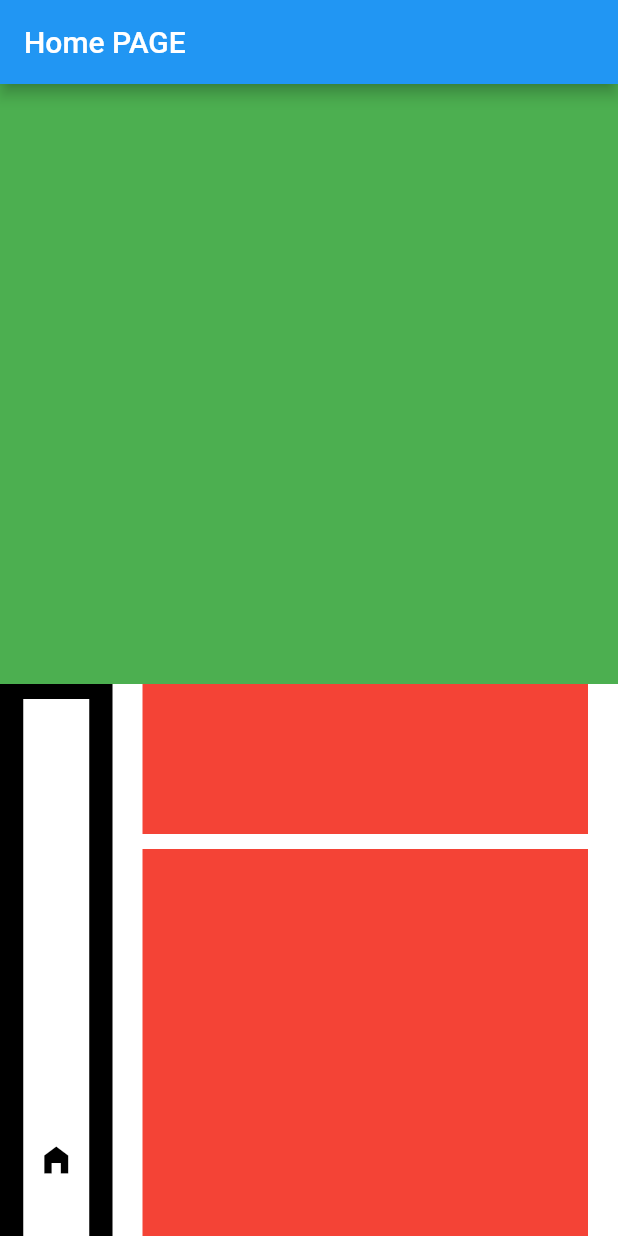
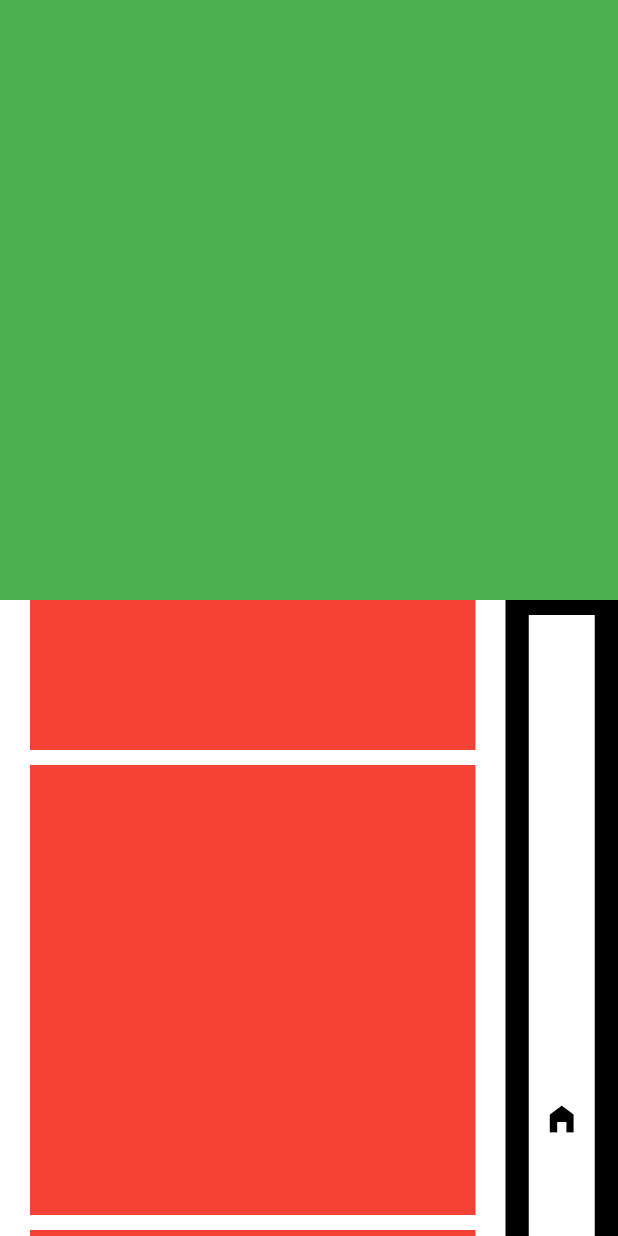
Before and after one commit to Tri7Ratops/flutter_side_navbar, a Flutter app: the screen it shows after launch, on a phone screen of 412 x 824 dp. Run offline on Flutter 3.47's test engine with Material 2 defaults, Android fonts, the phone set to English and light mode, and no system bars; drawn by our look-alikes of scroll_to_index; our stand-ins replace equatable, visibility_detector.

Commit message:
[+] option appBarIsShown

```diff
--- a/example/lib/screens/home.dart
+++ b/example/lib/screens/home.dart
@@ -7,15 +7,11 @@ class HomeScreen extends StatelessWidget {
     return SafeArea(
       child: Scaffold(
         backgroundColor: Colors.white70,
-        appBar: AppBar(
-          title: Text("Home PAGE"),
-        ),
         body: SingleChildScrollView(
           child: Column(
             children: [
               _getContainer(height: 400, color: Colors.green, margeVertical: 0),
               SideNavbar(
-                reversed: true,
                 navigationBackgroundColor: Colors.black,
                 physics: const NeverScrollableScrollPhysics(),
                 shrinkWrap: true,
@@ -106,6 +102,8 @@ class HomeScreen extends StatelessWidget {
                   ),
                 ],
               ),
+              _getContainer(height: 400, color: Colors.blue, margeVertical: 0),
+
             ],
           ),
         ),
--- a/lib/src/side_navbar.dart
+++ b/lib/src/side_navbar.dart
@@ -12,6 +12,7 @@ class SideNavbar extends StatefulWidget {
   final Color navigationBackgroundColor;
   final BoxDecoration decorationItem;
   final bool reversed;
+  final bool appBarIsShown;
   final EdgeInsets? padding;
   final EdgeInsets? paddingNavigation;
   final bool shrinkWrap;
@@ -27,6 +28,7 @@ class SideNavbar extends StatefulWidget {
     this.paddingNavigation = const EdgeInsets.all(10),
     this.reversed = false,
     this.shrinkWrap = false,
+    this.appBarIsShown = false,
     this.controller,
     this.physics,
     BoxDecoration? decoration,
@@ -112,7 +114,7 @@ class _SideNavbarState extends State<SideNavbar> {
     final pos = renderBox!.localToGlobal(Offset.zero);
 
     double paddingNav = widget.paddingNavigation != null ? widget.paddingNavigation!.top + widget.paddingNavigation!.bottom : 0;
-    double navigationPos = (-pos.dy < -AppBar().preferredSize.height - 13 - paddingNav) ? 0 : (-pos.dy + AppBar().preferredSize.height + 10 + paddingNav);
+    double navigationPos = (-pos.dy < -(widget.appBarIsShown ? AppBar().preferredSize.height : -1) - 13 - paddingNav) ? 0 : (-pos.dy + (widget.appBarIsShown ? AppBar().preferredSize.height : -1) + 10 + paddingNav);
 
     if (this.mounted && navigationPos != position) {
       setState(() => position = navigationPos);
@@ -213,7 +215,7 @@ class _SideNavbarState extends State<SideNavbar> {
 
     final double paddingMedia = MediaQuery.of(context).padding.top + MediaQuery.of(context).padding.bottom;
     final double paddingNavigation = widget.paddingNavigation != null ? (widget.paddingNavigation!.top + widget.paddingNavigation!.bottom) : 0.0;
-    final heightContainer = MediaQuery.of(context).size.height - AppBar().preferredSize.height - paddingMedia - paddingNavigation - 10;
+    final heightContainer = MediaQuery.of(context).size.height - (widget.appBarIsShown ? AppBar().preferredSize.height : -2) - paddingMedia - paddingNavigation - 10;
     return Container(
       height: heightContainer,
       padding: widget.paddingNavigation,
```
